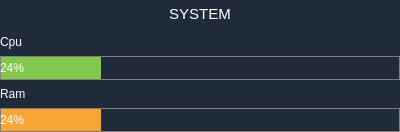
Qt form app/coreaction/wsystem.ui (rahmanshaber/corebox) before a commit.
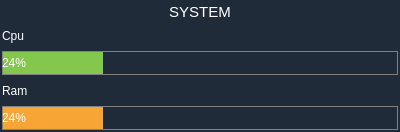
The same form after that commit.

```diff
--- a/app/coreaction/wsystem.ui
+++ b/app/coreaction/wsystem.ui
@@ -14,26 +14,44 @@
    <string>Form</string>
   </property>
   <property name="styleSheet">
+   <string notr="true"/>
+  </property>
+  <layout class="QVBoxLayout" name="verticalLayout_2">
+   <property name="spacing">
+    <number>0</number>
+   </property>
+   <property name="leftMargin">
+    <number>0</number>
+   </property>
+   <property name="topMargin">
+    <number>0</number>
+   </property>
+   <property name="rightMargin">
+    <number>0</number>
+   </property>
+   <property name="bottomMargin">
+    <number>0</number>
+   </property>
+   <item>
+    <widget class="QFrame" name="Widget">
+     <property name="styleSheet">
    <string notr="true">QWidget{
 background-color: #1F2B38; ;
 color: #FFFFFF; 
 }</string>
   </property>
   <layout class="QVBoxLayout" name="verticalLayout">
-   <property name="spacing">
-    <number>0</number>
-   </property>
    <property name="leftMargin">
-    <number>0</number>
+       <number>2</number>
    </property>
    <property name="topMargin">
-    <number>0</number>
+       <number>2</number>
    </property>
    <property name="rightMargin">
-    <number>0</number>
+       <number>2</number>
    </property>
    <property name="bottomMargin">
-    <number>0</number>
+       <number>2</number>
    </property>
    <item>
     <widget class="QLabel" name="label_5">
@@ -57,6 +75,9 @@
      <property name="text">
       <string>Cpu</string>
      </property>
+        <property name="indent">
+         <number>-1</number>
+        </property>
     </widget>
    </item>
    <item>
@@ -106,6 +127,9 @@
      <property name="alignment">
       <set>Qt::AlignLeading|Qt::AlignLeft|Qt::AlignVCenter</set>
      </property>
+       </widget>
+      </item>
+     </layout>
     </widget>
    </item>
   </layout>
```
Lines whose indentation alone changed are shown as unchanged.
